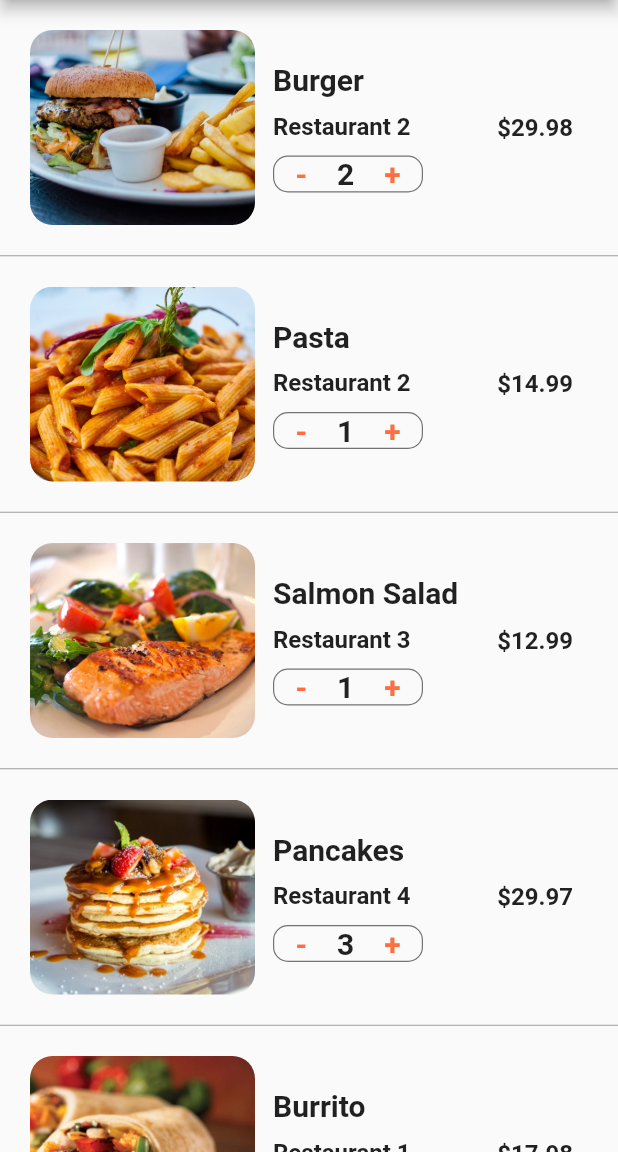
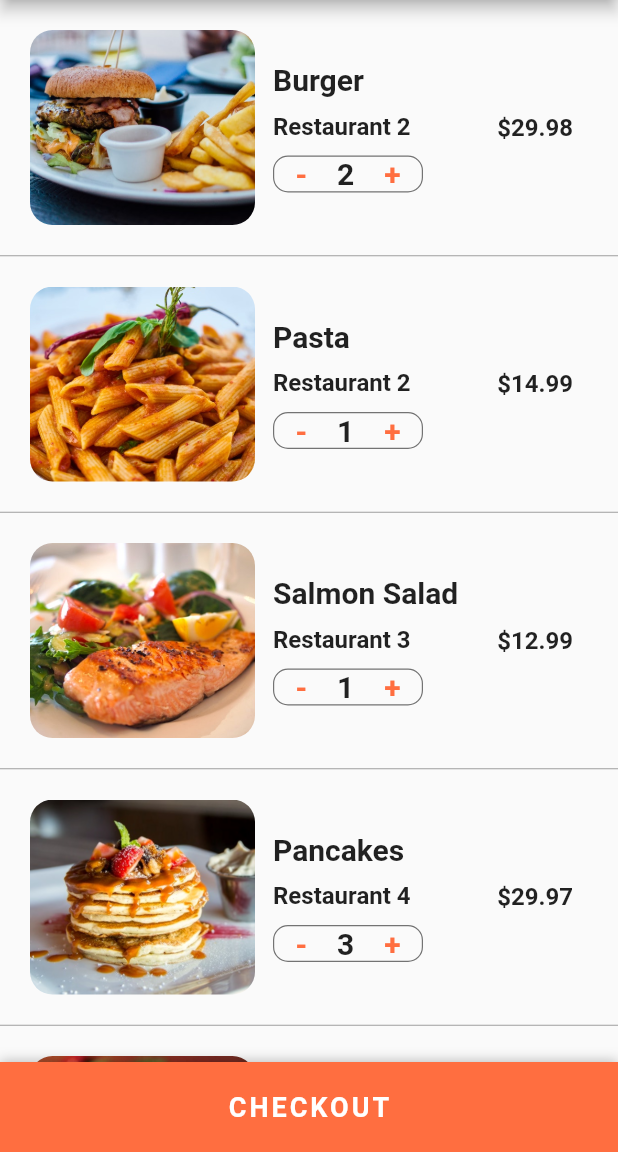
Before and after one commit to EdAndrade/food_delivery_app_flutter_course, a Flutter app: the CartScreen screen opened directly, on a phone screen of 412 x 824 dp, the part 84-1236 px from its top. Run offline on Flutter 3.47's test engine with Material 2 defaults, Android fonts, the phone set to English and light mode, and no system bars.

Commit message:
Finished bottom sheet cart ui

```diff
--- a/lib/screens/cart_screen.dart
+++ b/lib/screens/cart_screen.dart
@@ -160,6 +160,12 @@ class _CartScreenState extends State<CartScreen> {
   @override
   Widget build(BuildContext context) {
 
+    double totalPrice = 0;
+
+    currentUser.cart.forEach(
+      (Order order) => totalPrice += order.quantity * order.food.price
+    );
+
     return Scaffold(
 
       appBar: AppBar(
@@ -168,13 +174,77 @@ class _CartScreenState extends State<CartScreen> {
 
       body: ListView.separated(
 
-        itemCount: currentUser.cart.length,
+        itemCount: currentUser.cart.length + 1,
 
         itemBuilder: (BuildContext context, int index){
 
-          Order order = currentUser.cart[index];
+          if(index < currentUser.cart.length){
+            Order order = currentUser.cart[index];
+            return _buildCartItem(order);
+          }
 
-          return _buildCartItem(order);
+          return Padding(
+
+            padding: EdgeInsets.all(20.0),
+
+              child: Column(
+              children: <Widget>[
+                Row(
+                  mainAxisAlignment: MainAxisAlignment.spaceBetween,
+
+                  children: <Widget>[
+                    Text(
+                      'Estimated Delivery Time',
+
+                      style: TextStyle(
+                        fontSize: 20.0,
+                        fontWeight: FontWeight.w600
+                      )
+                    ),
+
+                    Text(
+                      '25 min',
+
+                      style: TextStyle(
+                        fontSize: 20.0,
+                        fontWeight: FontWeight.w600
+                      )
+                    )
+                  ]
+                ),
+
+                Row(
+                  mainAxisAlignment: MainAxisAlignment.spaceBetween,
+
+                  children: <Widget>[
+                    Text(
+                      'Total Coast',
+
+                      style: TextStyle(
+                        fontSize: 20.0,
+                        fontWeight: FontWeight.w600
+                      )
+                    ),
+
+                    SizedBox(height: 10.0),
+
+                    Text(
+                      '\$${totalPrice.toStringAsFixed(2)}',
+
+                      style: TextStyle(
+                        color: Colors.green[700],
+                        fontSize: 20.0,
+                        fontWeight: FontWeight.w600
+                      )
+                    )
+                  ]
+                ),
+
+                SizedBox(height: 80.0),
+              ]
+            )
+          );
+
         },
 
         separatorBuilder: (BuildContext context, int index){
@@ -184,7 +254,40 @@ class _CartScreenState extends State<CartScreen> {
             color: Colors.grey,
           );
         },
-      )
+      ) ,
+
+      bottomSheet: Container(
+        height: 60.0,
+        width: MediaQuery.of(context).size.width,
+        decoration: BoxDecoration(
+          color: Theme.of(context).primaryColor,
+          boxShadow: [
+            BoxShadow(
+              color: Colors.black26,
+              offset: Offset(0, -1),
+              blurRadius: 6.0,
+            )
+          ]
+        ),
+
+        child: Center(
+
+          child: FlatButton(
+            child: Text(
+              'CHECKOUT',
+
+              style: TextStyle(
+                color: Colors.white,
+                fontSize: 18.0,
+                fontWeight: FontWeight.bold,
+                letterSpacing: 2.0,
+              ),
+            ),
+
+            onPressed: () {}
+          )
+        ),
+      ),
     );
   }
 }
```
